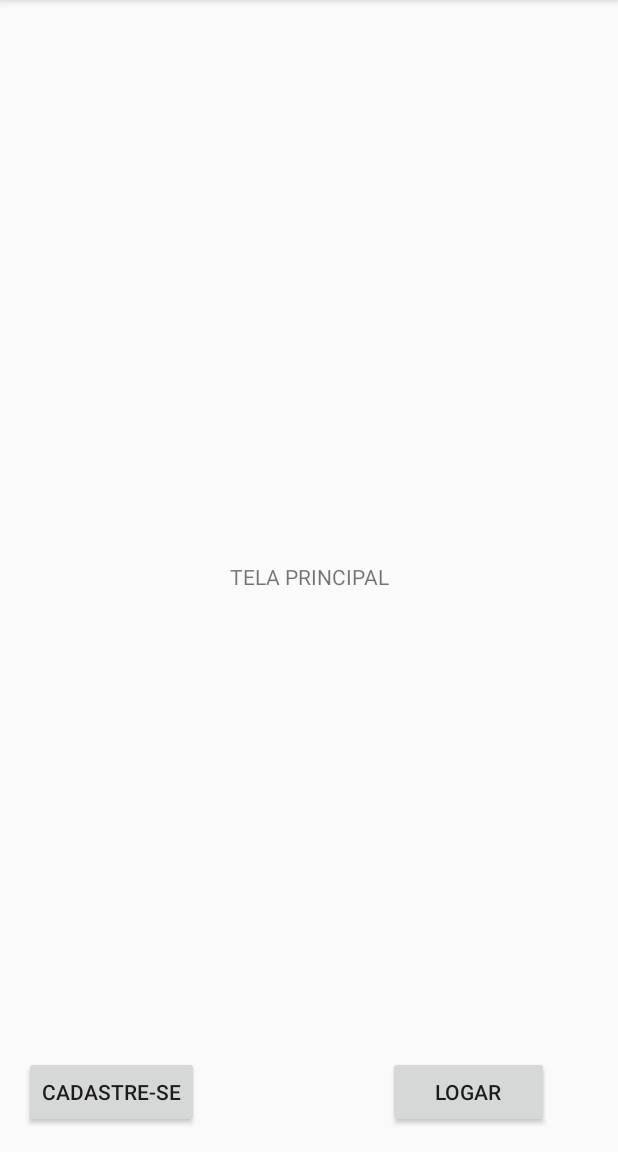
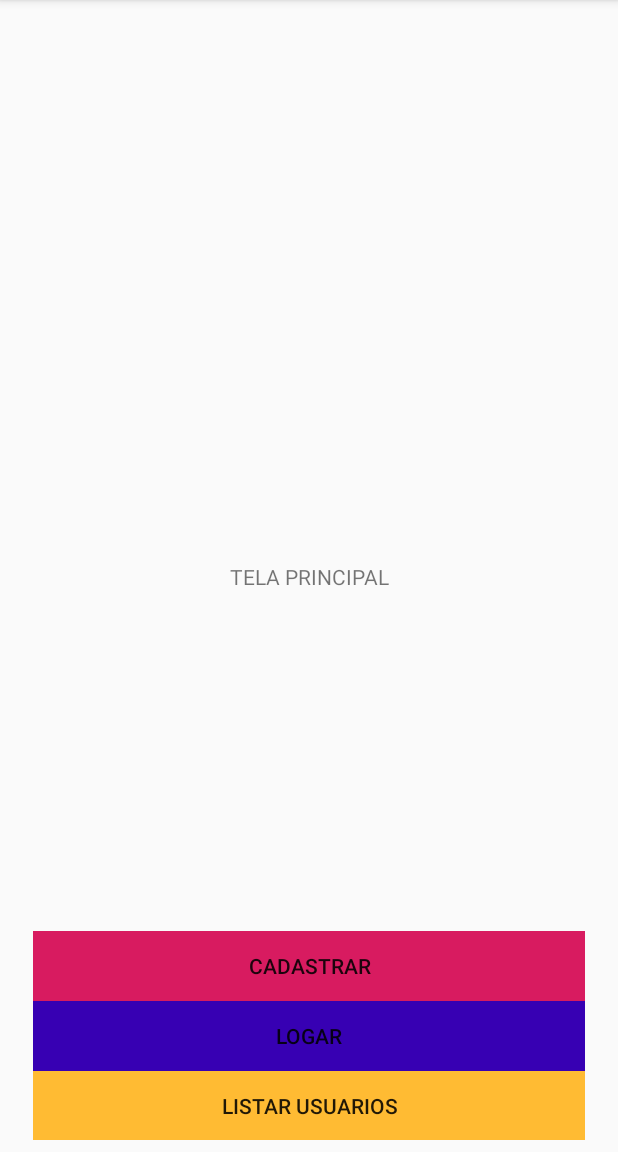
Before and after one commit to notmarinho/BilangoMarket, an Android app: the screen it shows after launch (MainActivity), on a phone screen of 412 x 824 dp, the part 84-1236 px from its top. Run offline under Robolectric (Android 15) with nearby library versions, the light colour scheme and no system bars.

Commit message:
Lista de Usuarios
Implementação da Activity da lista de usuarios.

```diff
--- a/app/src/main/AndroidManifest.xml
+++ b/app/src/main/AndroidManifest.xml
@@ -24,7 +24,8 @@
         <activity android:name=".Cadastro" />
         <activity
             android:name=".LoginActivity"
-            android:label="@string/title_activity_login"></activity>
+            android:label="@string/title_activity_login" />
+        <activity android:name=".ListaUsuarios"></activity>
     </application>
 
 </manifest>
--- a/app/src/main/java/com/example/mateus/bilangomarket/LoginActivity.java
+++ b/app/src/main/java/com/example/mateus/bilangomarket/LoginActivity.java
@@ -217,7 +217,7 @@ public class LoginActivity extends AppCompatActivity implements LoaderCallbacks<
             // Show a progress spinner, and kick off a background task to
             // perform the user login attempt.
             AlertDialog.Builder dlg = new AlertDialog.Builder(this);
-            Toast.makeText(this, "Seja vem vindo " + u.getNome(), Toast.LENGTH_LONG).show();
+            Toast.makeText(this, "Seja bem-vindo " + u.getNome(), Toast.LENGTH_LONG).show();
             showProgress(true);
             mAuthTask = new UserLoginTask(email, password);
             mAuthTask.execute((Void) null);
--- a/app/src/main/java/com/example/mateus/bilangomarket/MainActivity.java
+++ b/app/src/main/java/com/example/mateus/bilangomarket/MainActivity.java
@@ -21,4 +21,8 @@ public class MainActivity extends AppCompatActivity {
         Intent it = new Intent(this, LoginActivity.class);
         startActivity(it);
     }
+    public void act_listaUsuarios(View v){
+        Intent it = new Intent(this, ListaUsuarios.class);
+        startActivity(it);
+    }
 }
--- a/app/src/main/res/layout/activity_main.xml
+++ b/app/src/main/res/layout/activity_main.xml
@@ -15,28 +15,43 @@
         app:layout_constraintRight_toRightOf="parent"
         app:layout_constraintTop_toTopOf="parent" />
 
-    <Button
-        android:id="@+id/btn_cadastrar-se"
-        android:layout_width="wrap_content"
-        android:layout_height="wrap_content"
-        android:layout_marginStart="16dp"
-        android:layout_marginBottom="16dp"
-        android:onClick="act_cadastro"
-        android:text="Cadastre-se"
-        app:layout_constraintBottom_toBottomOf="parent"
-        app:layout_constraintStart_toStartOf="parent" />
-
-    <Button
-        android:id="@+id/button"
-        android:layout_width="107dp"
-        android:layout_height="wrap_content"
-        android:layout_marginStart="96dp"
-        android:layout_marginEnd="16dp"
-        android:layout_marginBottom="16dp"
-        android:onClick="act_login"
-        android:text="Logar"
+    <LinearLayout
+        android:layout_width="368dp"
+        android:layout_height="139dp"
+        android:layout_marginBottom="8dp"
+        android:orientation="vertical"
         app:layout_constraintBottom_toBottomOf="parent"
         app:layout_constraintEnd_toEndOf="parent"
-        app:layout_constraintStart_toEndOf="@+id/btn_cadastrar-se" />
+        app:layout_constraintStart_toStartOf="parent">
+
+        <Button
+            android:id="@+id/button"
+            android:layout_width="match_parent"
+            android:layout_height="wrap_content"
+            android:layout_weight="1"
+            android:background="@color/colorAccent"
+            android:onClick="act_cadastro"
+            android:text="Cadastrar"
+            android:textAllCaps="true"
+            android:textSize="14sp" />
+
+        <Button
+            android:id="@+id/button5"
+            android:layout_width="match_parent"
+            android:layout_height="wrap_content"
+            android:layout_weight="1"
+            android:background="@color/design_default_color_primary_dark"
+            android:onClick="act_login"
+            android:text="Logar" />
+
+        <Button
+            android:id="@+id/button7"
+            android:layout_width="match_parent"
+            android:layout_height="wrap_content"
+            android:layout_weight="1"
+            android:background="@android:color/holo_orange_light"
+            android:onClick="act_listaUsuarios"
+            android:text="Listar Usuarios" />
+    </LinearLayout>
 
 </android.support.constraint.ConstraintLayout>
```
Also changed, not shown: app/src/main/java/com/example/mateus/bilangomarket/Cadastro.java (+2 -16 lines), app/src/main/java/com/example/mateus/bilangomarket/ListaUsuarios.java (added, +44 -0 lines), app/src/main/res/layout/activity_cadastro.xml (+7 -16 lines), app/src/main/res/layout/activity_lista_usuarios.xml (added, +36 -0 lines).
